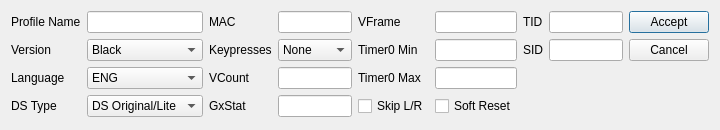
Qt form Forms/Gen5/ProfileEditor5.ui (Admiral-Fish/PokeFinder) before a commit.
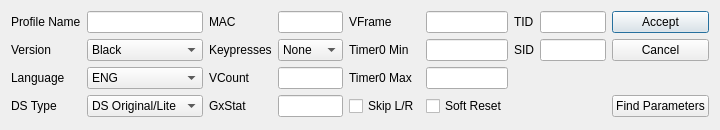
The same form after that commit. Custom widgets are drawn as their Qt base class.

Diff of the .ui file:
```diff
--- a/Forms/Gen5/ProfileEditor5.ui
+++ b/Forms/Gen5/ProfileEditor5.ui
@@ -310,6 +310,13 @@
      </property>
     </widget>
    </item>
+   <item row="3" column="10">
+    <widget class="QPushButton" name="pushButtonFindParameters">
+     <property name="text">
+      <string>Find Parameters</string>
+     </property>
+    </widget>
+   </item>
   </layout>
  </widget>
  <customwidgets>
```
